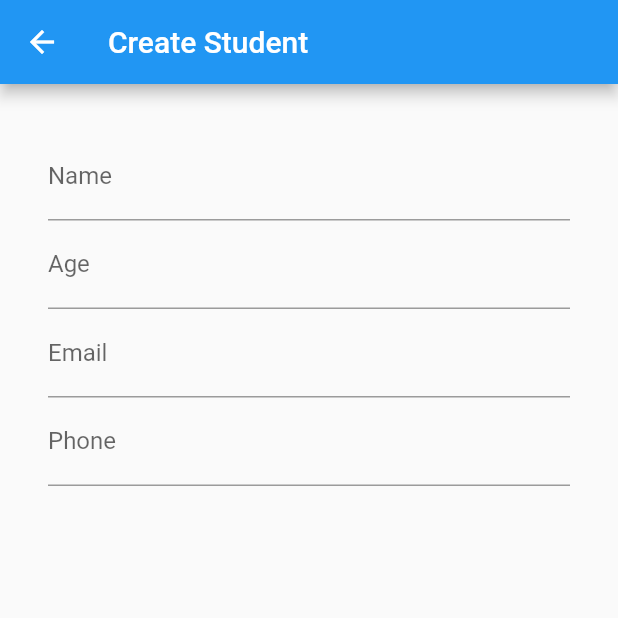
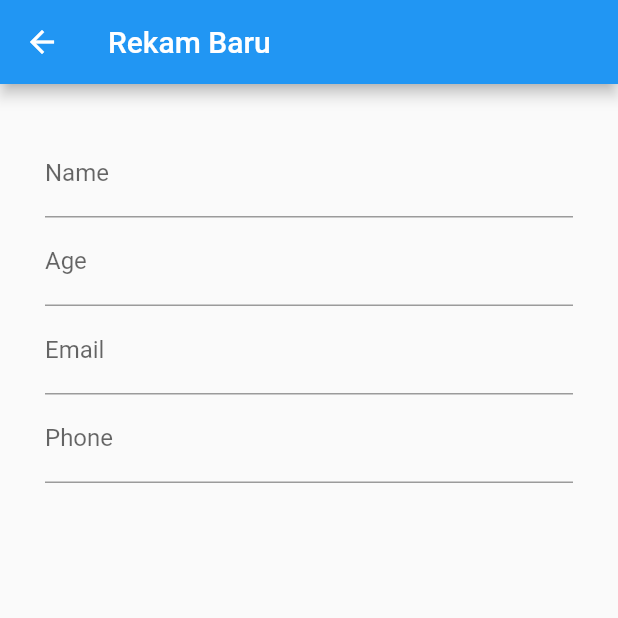
Before and after one commit to yulisetyo/training-flutter, a Flutter app: the Create screen opened directly, after a tap on "Create", on a phone screen of 412 x 824 dp, the top half of it. Run offline on Flutter 3.47's test engine with Material 2 defaults, Android fonts, the phone set to English and light mode, and no system bars; network calls fail.

Commit message:
perbaikna CRUD student

```diff
--- a/flutter_comunicate_server/lib/screens/create.dart
+++ b/flutter_comunicate_server/lib/screens/create.dart
@@ -1,6 +1,8 @@
+// ignore_for_file: unused_import, file_names, prefer_const_constructors, prefer_const_constructors_in_immutables, use_key_in_widget_constructors
+
 import 'package:flutter/material.dart';
-import '../environment.dart';
-import '../widgets/appform.dart';
+import '../Environment.dart';
+import '../forms/AppForm.dart';
 import 'package:http/http.dart' as http;
 
 class Create extends StatefulWidget {
@@ -13,30 +15,33 @@ class Create extends StatefulWidget {
 }
 
 class _CreateState extends State<Create> {
-  final formKey = GlobalKey<FormState>();
-  // properties
-  TextEditingController? nameController = new TextEditingController();
-  TextEditingController? ageController = new TextEditingController();
-  TextEditingController? emailController = new TextEditingController();
-  TextEditingController? phoneController = new TextEditingController();
+  final formkey = GlobalKey<FormState>();
+  //props
+  TextEditingController? nameController = TextEditingController();
+  TextEditingController? ageController = TextEditingController();
+  TextEditingController? emailController = TextEditingController();
+  TextEditingController? phoneController = TextEditingController();
 
   @override
   Widget build(BuildContext context) {
     return Scaffold(
       appBar: AppBar(
-        title: Text('Create Student'),
+        title: Text('Rekam Baru'),
       ),
       bottomNavigationBar: BottomAppBar(
         child: ElevatedButton(
           onPressed: () {
-            // perintah untuk proses create
-            if (formKey.currentState!.validate()) {
-              onCreateConfirm(context);
+            //perintah untuk create
+            if (formkey.currentState!.validate()) {
+              onCreate(context);
             }
           },
           child: Text(
             'Create',
-            style: TextStyle(fontSize: 18.0, color: Colors.white),
+            style: TextStyle(
+              fontSize: 18.0,
+              color: Colors.white,
+            ),
           ),
         ),
       ),
@@ -45,9 +50,9 @@ class _CreateState extends State<Create> {
         padding: EdgeInsets.all(20.0),
         child: Center(
           child: Padding(
-            padding: EdgeInsets.all(12.0),
+            padding: EdgeInsets.all(10.0),
             child: AppForm(
-              formKey: formKey,
+              formKey: formkey,
               nameController: nameController,
               ageController: ageController,
               emailController: emailController,
@@ -59,22 +64,20 @@ class _CreateState extends State<Create> {
     );
   }
 
-  void onCreateConfirm(context) async {
+  void onCreate(BuildContext context) async {
     await createStudent();
+    //redirect
     Navigator.of(context)
         .pushNamedAndRemoveUntil('/', (Route<dynamic> route) => false);
   }
 
   Future createStudent() async {
     final url = '${Environment.URL_PREFIX}/create.php';
-    return await http.post(
-      Uri.parse(url),
-      body: {
-        "name": nameController!.text,
-        "age": ageController!.text,
-        "email": emailController!.text,
-        "phone": phoneController!.text,
-      },
-    );
+    return await http.post(Uri.parse(url), body: {
+      "name": nameController!.text,
+      "age": ageController!.text,
+      "email": emailController!.text,
+      "phone": phoneController!.text
+    });
   }
 }
--- a/flutter_comunicate_server/lib/screens/home.dart
+++ b/flutter_comunicate_server/lib/screens/home.dart
@@ -7,6 +7,7 @@ import 'dart:convert';
 import '../models/Students.dart';
 import '../Environment.dart';
 import 'details.dart';
+import 'create.dart';
 
 class Home extends StatefulWidget {
   Home({Key? key}) : super(key: key);
@@ -91,6 +92,17 @@ class _HomeState extends State<Home> {
           },
         ),
       ),
+      floatingActionButton: FloatingActionButton(
+        child: Icon(Icons.add),
+        onPressed: () {
+          //mengarahkan ke create
+          Navigator.push(
+              context,
+              MaterialPageRoute(
+                builder: (context) => Create(),
+              ));
+        },
+      ),
     );
   }
 }
```
